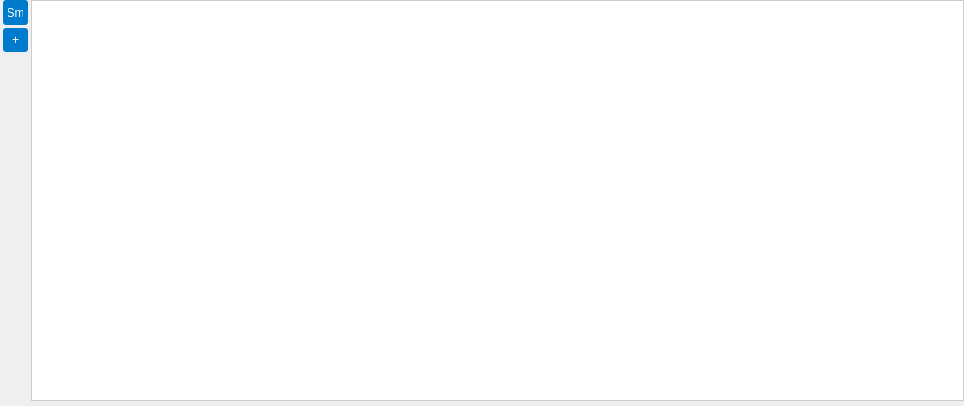
First picture: the form in sources/DPX Spectrum/window/DpxWindow.ui, repository AquaCreatura/AquaWave, before the edit.
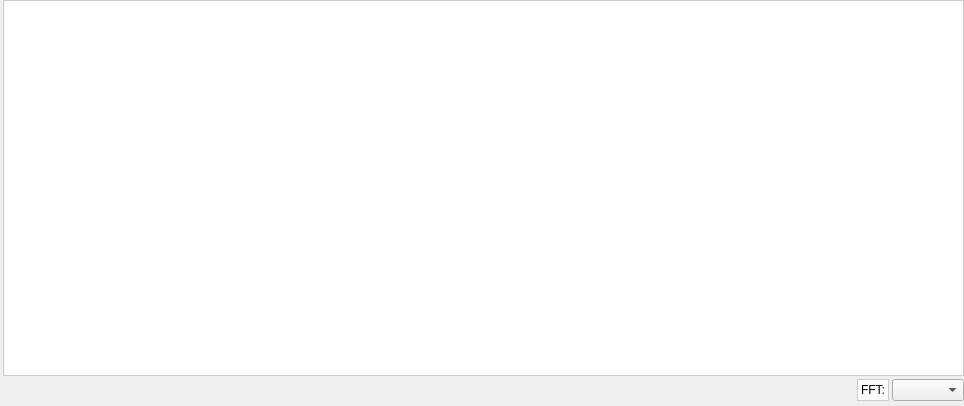
Second picture: the form after the edit.

What changed in the file:
```diff
--- a/sources/DPX Spectrum/window/DpxWindow.ui
+++ b/sources/DPX Spectrum/window/DpxWindow.ui
@@ -66,10 +66,10 @@
    <property name="spacing">
     <number>3</number>
    </property>
-   <item row="1" column="1">
+   <item row="1" column="0">
     <widget class="QFrame" name="DpxChart">
      <property name="sizePolicy">
-      <sizepolicy hsizetype="Expanding" vsizetype="Preferred">
+      <sizepolicy hsizetype="Expanding" vsizetype="Expanding">
        <horstretch>0</horstretch>
        <verstretch>0</verstretch>
       </sizepolicy>
@@ -105,43 +105,27 @@
      </layout>
     </widget>
    </item>
-   <item row="1" column="0">
-    <layout class="QVBoxLayout" name="verticalLayout">
-     <item>
-      <widget class="QPushButton" name="do_something">
-       <property name="minimumSize">
-        <size>
-         <width>25</width>
-         <height>25</height>
-        </size>
-       </property>
-       <property name="maximumSize">
-        <size>
-         <width>25</width>
-         <height>25</height>
-        </size>
-       </property>
+   <item row="2" column="0">
+    <layout class="QGridLayout" name="gridLayout_3">
+     <item row="0" column="1">
+      <widget class="QLabel" name="label">
        <property name="text">
-        <string>Sm</string>
+        <string>FFT:</string>
        </property>
       </widget>
      </item>
-     <item>
-      <widget class="QPushButton" name="scale_plus">
-       <property name="text">
-        <string>+</string>
-       </property>
-      </widget>
+     <item row="0" column="2">
+      <widget class="QComboBox" name="fft_combobox"/>
      </item>
-     <item>
-      <spacer name="verticalSpacer">
+     <item row="0" column="0">
+      <spacer name="horizontalSpacer">
        <property name="orientation">
-        <enum>Qt::Vertical</enum>
+        <enum>Qt::Horizontal</enum>
        </property>
        <property name="sizeHint" stdset="0">
         <size>
-         <width>20</width>
-         <height>40</height>
+         <width>40</width>
+         <height>20</height>
         </size>
        </property>
       </spacer>
```
